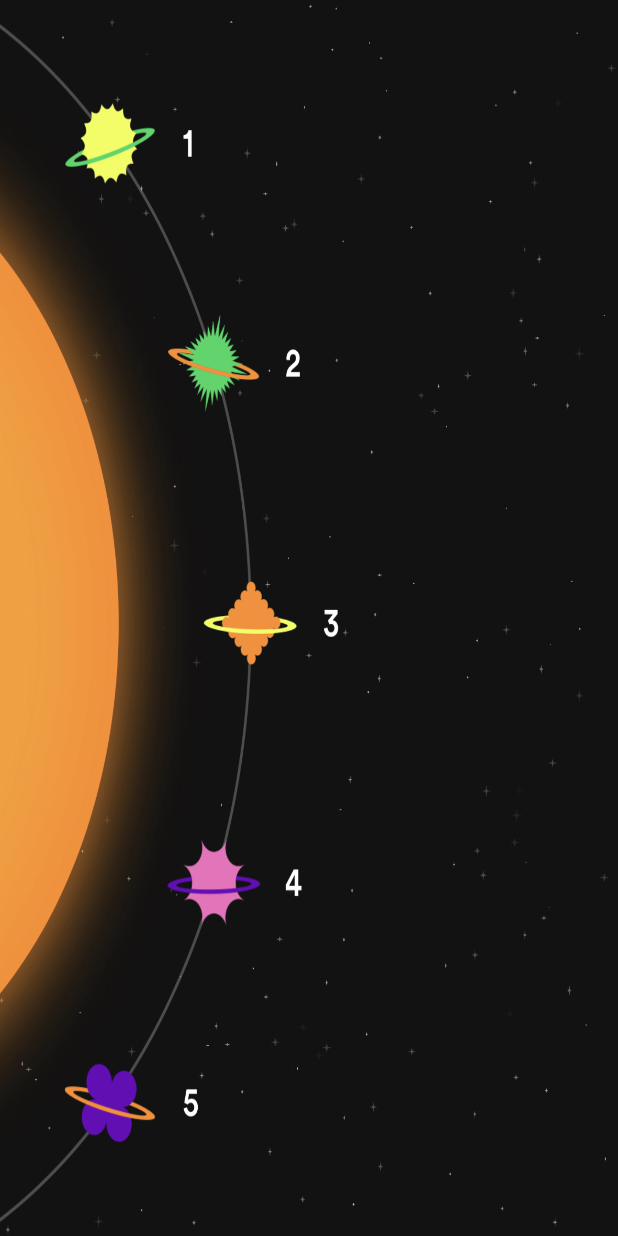
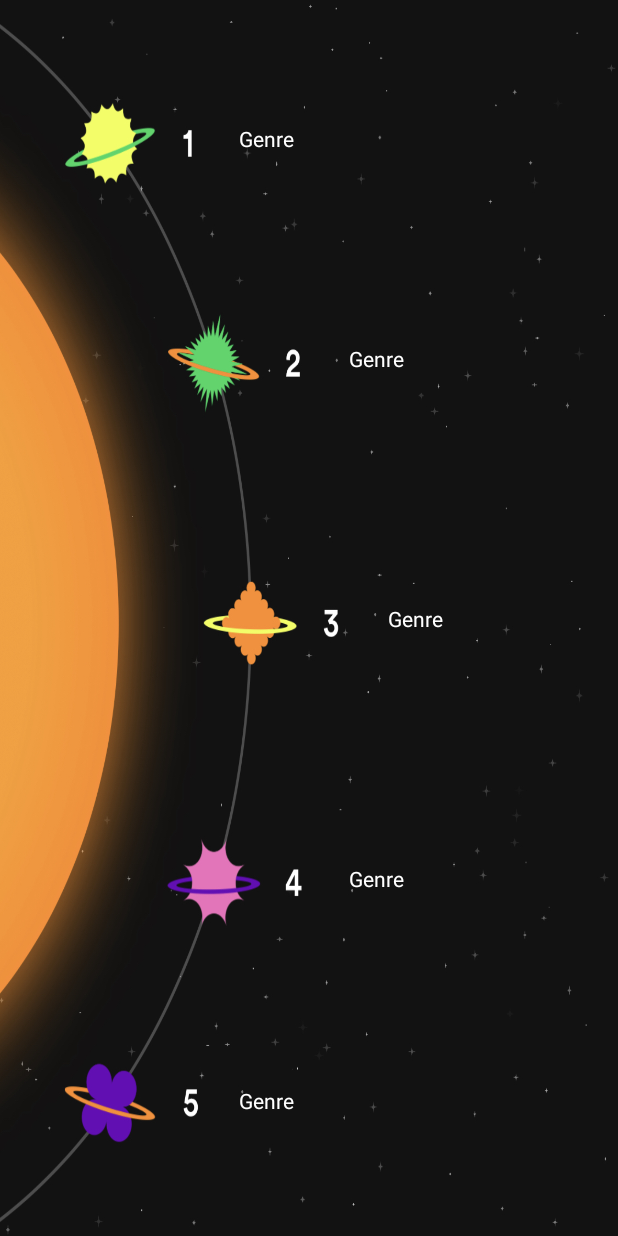
Before and after one commit to dubemnwiz/Spotify-Wrapped, an Android app: the layout layout_genres.xml on its own in the app's theme, with its tools: preview values and no code run, on a phone screen of 412 x 824 dp. Run offline under Robolectric (Android 15) with nearby library versions, the phone set to English and light mode, and no system bars.

Commit message:
Added text fields for genre page

```diff
--- a/app/src/main/java/com/example/spotifysdk/MainActivity.java
+++ b/app/src/main/java/com/example/spotifysdk/MainActivity.java
@@ -70,8 +70,6 @@ public class MainActivity extends AppCompatActivity {
         NavigationUI.setupWithNavController(navigationView, navController);
 
         //Top Artist Page
-
-
         String topArtistsData = getIntent().getStringExtra("topArtists");
 
         try {
--- a/app/src/main/res/layout/layout_genres.xml
+++ b/app/src/main/res/layout/layout_genres.xml
@@ -1,7 +1,72 @@
 <?xml version="1.0" encoding="utf-8"?>
 <androidx.constraintlayout.widget.ConstraintLayout xmlns:android="http://schemas.android.com/apk/res/android"
+    xmlns:app="http://schemas.android.com/apk/res-auto"
+    xmlns:tools="http://schemas.android.com/tools"
     android:layout_width="match_parent"
     android:layout_height="match_parent"
     android:background="@drawable/top_genres">
 
+    <TextView
+        android:id="@+id/genre1"
+        android:layout_width="wrap_content"
+        android:layout_height="wrap_content"
+        android:text="Genre"
+        android:textColor="@color/white"
+        app:layout_constraintBottom_toBottomOf="parent"
+        app:layout_constraintEnd_toEndOf="parent"
+        app:layout_constraintHorizontal_bias="0.425"
+        app:layout_constraintStart_toStartOf="parent"
+        app:layout_constraintTop_toTopOf="parent"
+        app:layout_constraintVertical_bias="0.103" />
+
+    <TextView
+        android:id="@+id/genre2"
+        android:layout_width="wrap_content"
+        android:layout_height="wrap_content"
+        android:text="Genre"
+        android:textColor="@color/white"
+        app:layout_constraintBottom_toBottomOf="parent"
+        app:layout_constraintEnd_toEndOf="parent"
+        app:layout_constraintHorizontal_bias="0.62"
+        app:layout_constraintStart_toStartOf="parent"
+        app:layout_constraintTop_toTopOf="parent"
+        app:layout_constraintVertical_bias="0.285" />
+
+    <TextView
+        android:id="@+id/genre3"
+        android:layout_width="wrap_content"
+        android:layout_height="wrap_content"
+        android:text="Genre"
+        android:textColor="@color/white"
+        app:layout_constraintBottom_toBottomOf="parent"
+        app:layout_constraintEnd_toEndOf="parent"
+        app:layout_constraintHorizontal_bias="0.689"
+        app:layout_constraintStart_toStartOf="parent"
+        app:layout_constraintTop_toTopOf="parent" />
+
+    <TextView
+        android:id="@+id/genre4"
+        android:layout_width="wrap_content"
+        android:layout_height="wrap_content"
+        android:text="Genre"
+        android:textColor="@color/white"
+        app:layout_constraintBottom_toBottomOf="parent"
+        app:layout_constraintEnd_toEndOf="parent"
+        app:layout_constraintHorizontal_bias="0.62"
+        app:layout_constraintStart_toStartOf="parent"
+        app:layout_constraintTop_toTopOf="parent"
+        app:layout_constraintVertical_bias="0.716" />
+
+    <TextView
+        android:id="@+id/genre5"
+        android:layout_width="wrap_content"
+        android:layout_height="wrap_content"
+        android:text="Genre"
+        android:textColor="@color/white"
+        app:layout_constraintBottom_toBottomOf="parent"
+        app:layout_constraintEnd_toEndOf="parent"
+        app:layout_constraintHorizontal_bias="0.425"
+        app:layout_constraintStart_toStartOf="parent"
+        app:layout_constraintTop_toTopOf="parent"
+        app:layout_constraintVertical_bias="0.9" />
 </androidx.constraintlayout.widget.ConstraintLayout>
```
